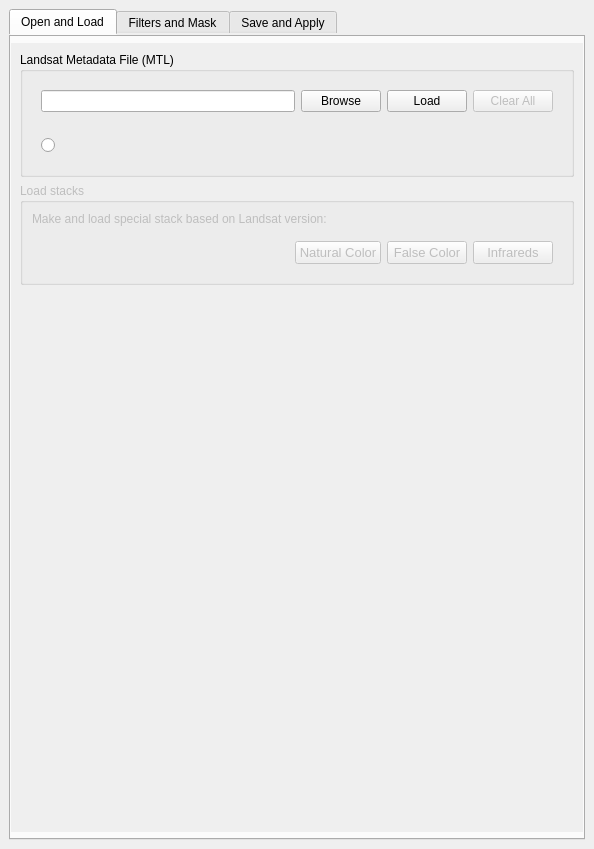
SMByC/CloudMasking, file ui/cloud_masking_dockwidget_base.ui: the form before one commit.
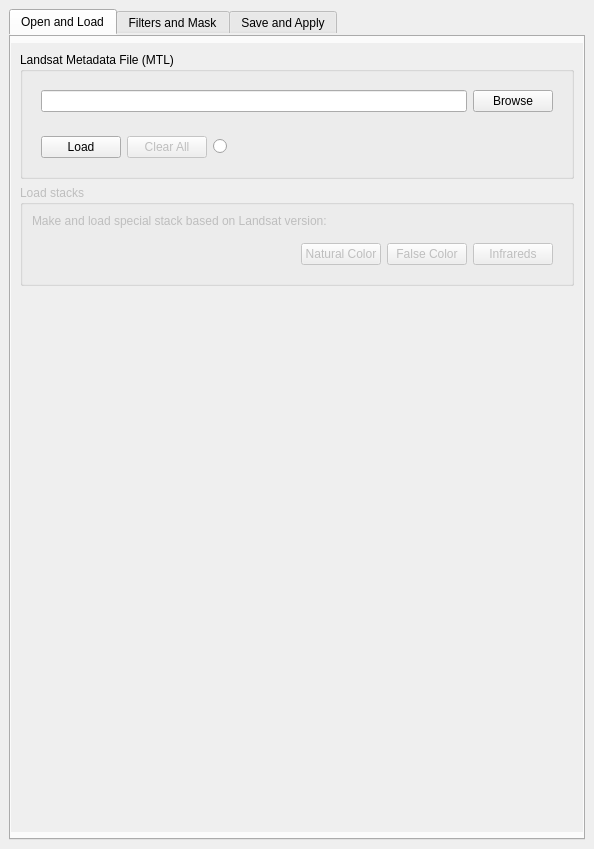
The form after the commit. Custom widgets are drawn as their Qt base class.

Commit message: Adjust UI and some button for load MTL

Diff of the .ui file:
```diff
--- a/ui/cloud_masking_dockwidget_base.ui
+++ b/ui/cloud_masking_dockwidget_base.ui
@@ -71,10 +71,23 @@
                 <widget class="QWidget" name="widget_LoadMTL" native="true">
                  <layout class="QHBoxLayout" name="horizontalLayout">
                   <item>
-                   <widget class="QLineEdit" name="lineEdit_PathMTL"/>
+                   <widget class="QLineEdit" name="lineEdit_PathMTL">
+                    <property name="sizePolicy">
+                     <sizepolicy hsizetype="Expanding" vsizetype="Fixed">
+                      <horstretch>0</horstretch>
+                      <verstretch>0</verstretch>
+                     </sizepolicy>
+                    </property>
+                   </widget>
                   </item>
                   <item>
                    <widget class="QPushButton" name="button_FindMTL">
+                    <property name="sizePolicy">
+                     <sizepolicy hsizetype="Minimum" vsizetype="Fixed">
+                      <horstretch>0</horstretch>
+                      <verstretch>0</verstretch>
+                     </sizepolicy>
+                    </property>
                     <property name="cursor">
                      <cursorShape>PointingHandCursor</cursorShape>
                     </property>
@@ -83,6 +96,15 @@
                     </property>
                    </widget>
                   </item>
+                 </layout>
+                </widget>
+               </item>
+               <item>
+                <widget class="QWidget" name="widget_Status" native="true">
+                 <layout class="QHBoxLayout" name="horizontalLayout_10">
+                  <property name="rightMargin">
+                   <number>4</number>
+                  </property>
                   <item>
                    <widget class="QPushButton" name="button_LoadMTL">
                     <property name="cursor">
@@ -106,15 +128,6 @@
                     </property>
                    </widget>
                   </item>
-                 </layout>
-                </widget>
-               </item>
-               <item>
-                <widget class="QWidget" name="widget_Status" native="true">
-                 <layout class="QHBoxLayout" name="horizontalLayout_10">
-                  <property name="rightMargin">
-                   <number>4</number>
-                  </property>
                   <item>
                    <widget class="QRadioButton" name="status_LoadedMTL">
                     <property name="text">
@@ -187,9 +200,6 @@
                     <property name="cursor">
                      <cursorShape>PointingHandCursor</cursorShape>
                     </property>
-                    <property name="styleSheet">
-                     <string notr="true">font-size: 10pt;</string>
-                    </property>
                     <property name="text">
                      <string>Natural Color</string>
                     </property>
@@ -200,9 +210,6 @@
                     <property name="cursor">
                      <cursorShape>PointingHandCursor</cursorShape>
                     </property>
-                    <property name="styleSheet">
-                     <string notr="true">font-size: 10pt;</string>
-                    </property>
                     <property name="text">
                      <string>False Color</string>
                     </property>
@@ -213,9 +220,6 @@
                     <property name="cursor">
                      <cursorShape>PointingHandCursor</cursorShape>
                     </property>
-                    <property name="styleSheet">
-                     <string notr="true">font-size: 10pt;</string>
-                    </property>
                     <property name="text">
                      <string>Infrareds</string>
                     </property>
```
The commit also changes 2 other files.
